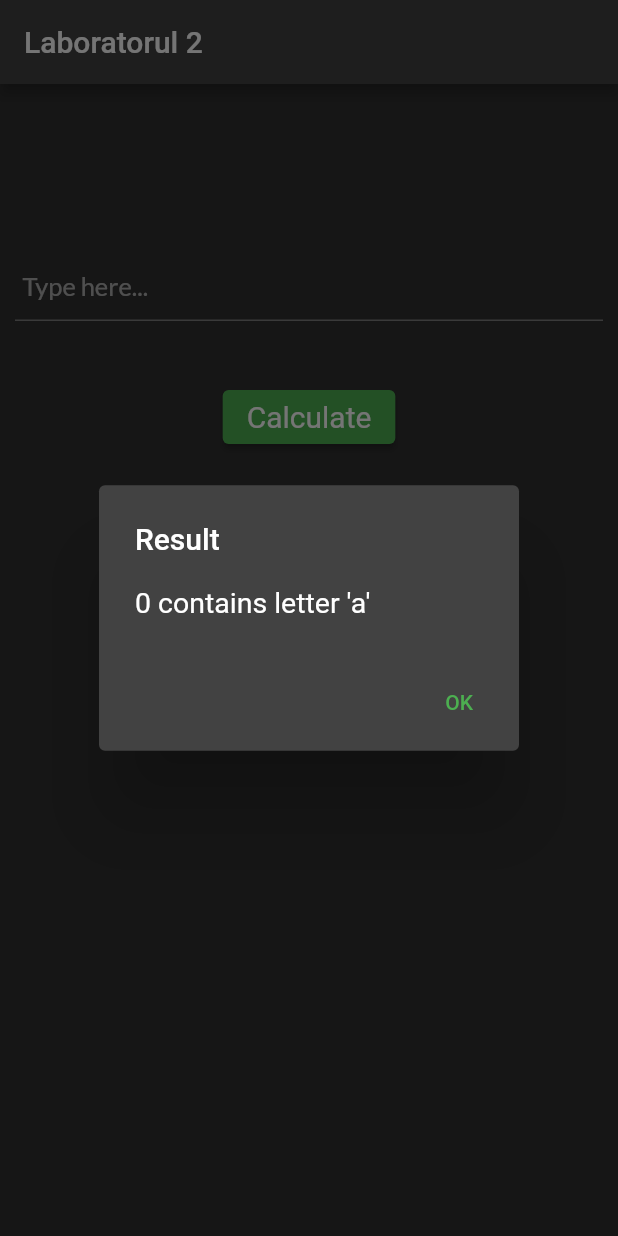
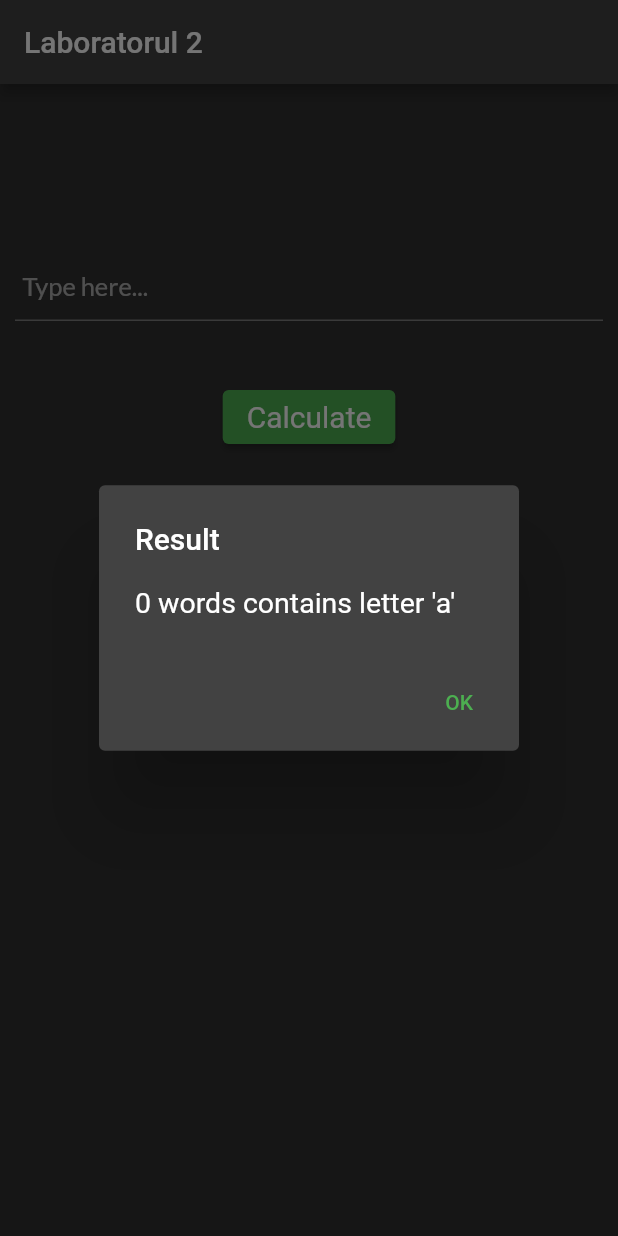
Before and after one commit to scornici/Lab2_PAM_Scornici, a Flutter app: the screen it shows after launch, after a tap on "Calculate", on a phone screen of 412 x 824 dp. Run offline on Flutter 3.47's test engine with Material 2 defaults, Android fonts, the phone set to English and light mode, and no system bars; our stand-ins replace google_fonts.

Commit message:
interface changes #2

```diff
--- a/lib/main.dart
+++ b/lib/main.dart
@@ -30,7 +30,7 @@ class MyHomePage extends StatefulWidget {
 }
 
 class _MyHomePageState extends State<MyHomePage> {
-  int _rez = 0;
+  int _rez=0;
 
   @override
   Widget build(BuildContext context) {
@@ -77,7 +77,7 @@ class _MyHomePageState extends State<MyHomePage> {
                 AlertDialog alert = AlertDialog(
                   title: const Text("Result"),
                   content: Text(
-                    "$_rez contains letter 'a'",
+                    "$_rez words contains letter 'a'",
                     style: const TextStyle(fontSize: 19),
                   ),
                   actions: <Widget>[
```
